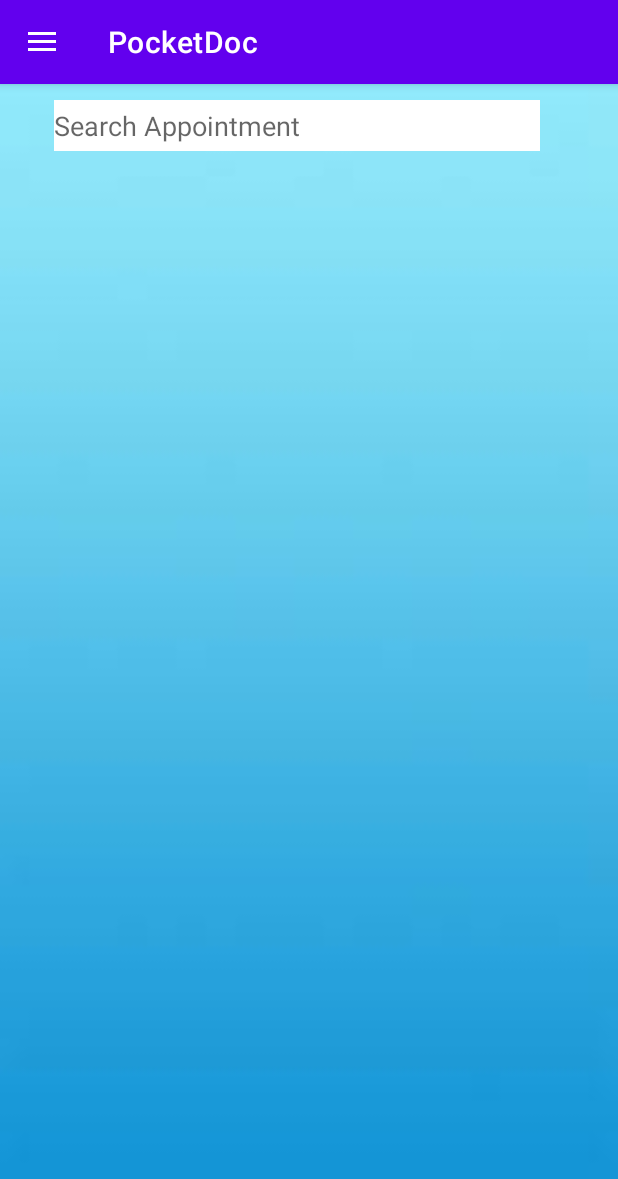
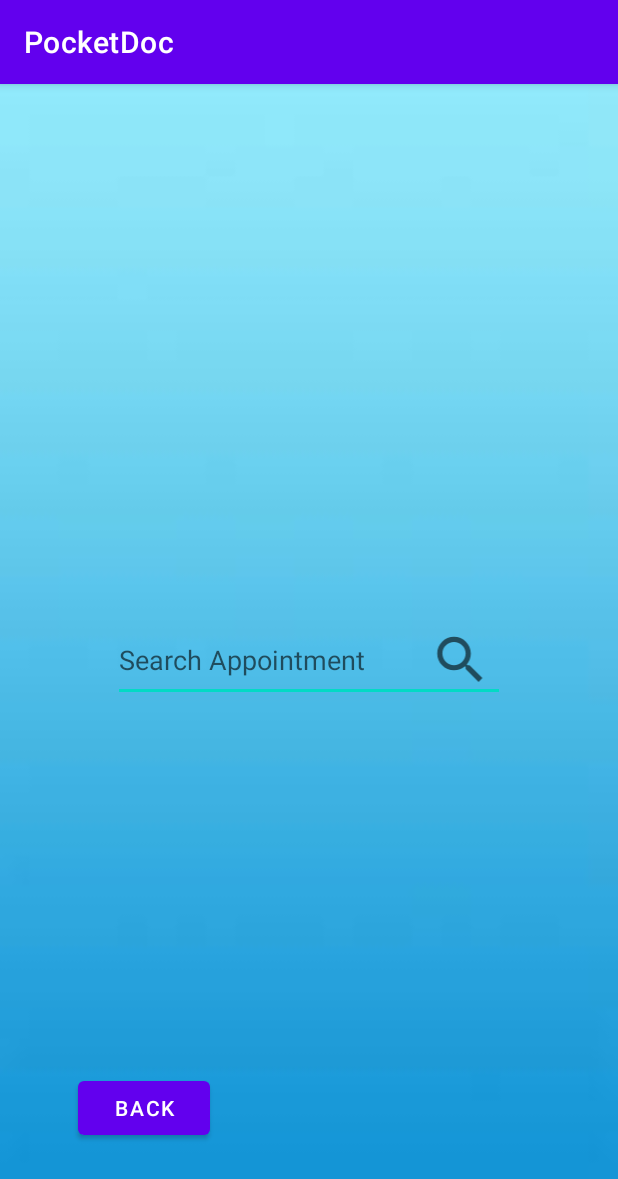
Before and after one commit to ravonho/PocketDoc, an Android app: the Myappointment screen opened directly, with no data from a screen before it, on a phone screen of 412 x 824 dp. Shown: the top 1179 px of the screen. Run offline under Robolectric (Android 15) with nearby library versions, the phone set to English and light mode, and no system bars; our stand-ins replace Volley.

Commit message:
update myappointment.java refer to search doctor

```diff
--- a/app/src/main/res/layout/activity_myappointment.xml
+++ b/app/src/main/res/layout/activity_myappointment.xml
@@ -7,56 +7,44 @@
     tools:context=".homepage"
     android:id="@+id/drawerlayout">
 
-    <LinearLayout
+    <androidx.constraintlayout.widget.ConstraintLayout
         android:layout_width="match_parent"
         android:layout_height="match_parent"
-        android:background="@drawable/background"
-        android:orientation="vertical">
+        android:background="@drawable/background">
 
-        <androidx.appcompat.widget.Toolbar
-            android:id="@+id/toolbar"
-            android:layout_width="match_parent"
-            android:layout_height="wrap_content">
-        <LinearLayout
-            android:layout_marginRight="17dp"
-            android:orientation="horizontal"
-            android:layout_width="match_parent"
-            android:layout_height="wrap_content">
+        <EditText
+            android:id="@+id/editTextTextPersonName2"
+            android:layout_width="261dp"
+            android:layout_height="55dp"
+            android:ems="10"
+            android:hint="Search Appointment"
+            android:inputType="textPersonName"
+            app:layout_constraintBottom_toBottomOf="parent"
+            app:layout_constraintEnd_toEndOf="parent"
+            app:layout_constraintStart_toStartOf="parent"
+            app:layout_constraintTop_toTopOf="parent" />
 
-            <RelativeLayout
-                android:layout_width="20dp"
-                android:layout_height="match_parent" />
+        <Button
+            android:id="@+id/buttonSAppointment"
+            android:layout_width="wrap_content"
+            android:layout_height="wrap_content"
+            android:text="Back"
+            app:layout_constraintBottom_toBottomOf="parent"
+            app:layout_constraintEnd_toEndOf="parent"
+            app:layout_constraintHorizontal_bias="0.16"
+            app:layout_constraintStart_toStartOf="parent"
+            app:layout_constraintTop_toTopOf="parent"
+            app:layout_constraintVertical_bias="0.915" />
 
-            <EditText
-                android:id="@+id/Search_Appointment"
-                android:layout_width="324dp"
-                android:layout_height="34dp"
-                android:background="@color/white"
-                android:backgroundTint="@color/white"
-                android:hint="Search Appointment" />
-
-        </LinearLayout>
-    </androidx.appcompat.widget.Toolbar>
-
-        <ListView
-            android:id="@+id/listView"
-            android:layout_width="match_parent"
-            android:layout_height="match_parent">
-
-        </ListView>
-
-
-    </LinearLayout>
-
-    <com.google.android.material.navigation.NavigationView
-        android:id="@+id/navigationView"
-        android:layout_width="wrap_content"
-        android:layout_height="match_parent"
-        android:layout_gravity="start"
-        android:fitsSystemWindows="true"
-        app:headerLayout="@layout/headermenu"
-        app:menu="@menu/mainmenu">
-
-    </com.google.android.material.navigation.NavigationView>
-
+        <ImageView
+            android:id="@+id/SearchViewAppointment"
+            android:layout_width="59dp"
+            android:layout_height="41dp"
+            app:layout_constraintBottom_toBottomOf="parent"
+            app:layout_constraintEnd_toEndOf="parent"
+            app:layout_constraintHorizontal_bias="0.786"
+            app:layout_constraintStart_toStartOf="parent"
+            app:layout_constraintTop_toTopOf="parent"
+            app:srcCompat="@drawable/ic_baseline_search_24" />
+    </androidx.constraintlayout.widget.ConstraintLayout>
 </androidx.drawerlayout.widget.DrawerLayout>
```
Also changed, not shown: app/src/main/java/com/example/pocketdoc/AddAppointment.java (+18 -19 lines), app/src/main/java/com/example/pocketdoc/Appointment.java (+9 -9 lines), app/src/main/java/com/example/pocketdoc/Myappointment.java (+52 -157 lines), app/src/main/java/com/example/pocketdoc/list_appointment.java (added, +52 -0 lines), app/src/main/res/layout/activity_add_appointment.xml (+4 -4 lines), app/src/main/res/layout/list_appointment.xml (+88 -28 lines).
